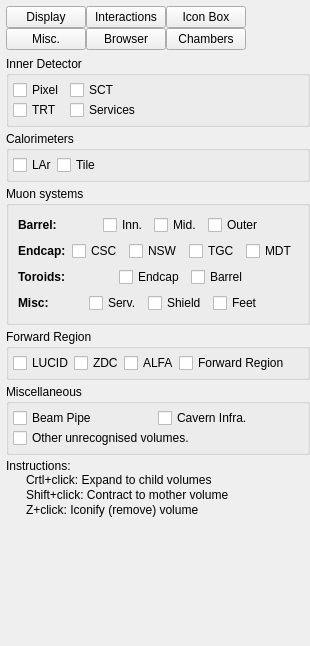
Above: graphics/VP1/VP1Systems/VP1GeometrySystems/src/geometrysystemcontroller.ui from rolandjansky/athena before the change. Below: the same form after it.
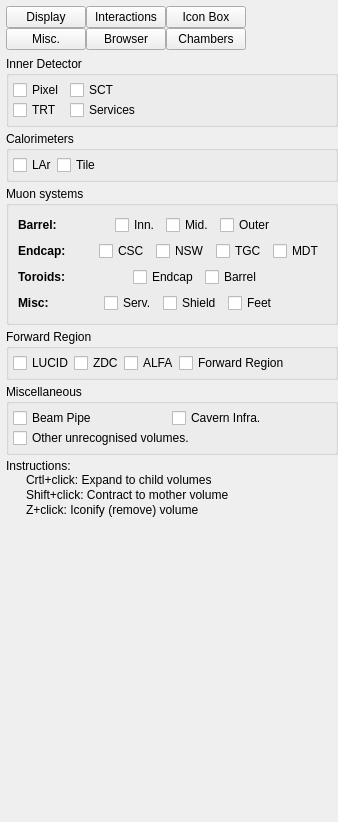
That is the form after the change.

What changed in the file:
```diff
--- a/graphics/VP1/VP1Systems/VP1GeometrySystems/src/geometrysystemcontroller.ui
+++ b/graphics/VP1/VP1Systems/VP1GeometrySystems/src/geometrysystemcontroller.ui
@@ -6,8 +6,8 @@
    <rect>
     <x>0</x>
     <y>0</y>
-    <width>287</width>
-    <height>646</height>
+    <width>338</width>
+    <height>822</height>
    </rect>
   </property>
   <property name="sizePolicy">
@@ -538,7 +538,7 @@
         </widget>
        </item>
        <item>
-        <widget class="QGroupBox" name="groupBox_misc">
+        <widget class="QGroupBox" name="groupBox_fwd">
          <property name="title">
           <string>Forward Region</string>
          </property>
@@ -602,11 +602,20 @@
          <property name="title">
           <string>Miscellaneous</string>
          </property>
-         <layout class="QVBoxLayout" name="_12">
+         <layout class="QVBoxLayout" name="_12_2">
           <property name="spacing">
            <number>0</number>
           </property>
-          <property name="margin">
+          <property name="leftMargin">
+           <number>4</number>
+          </property>
+          <property name="topMargin">
+           <number>4</number>
+          </property>
+          <property name="rightMargin">
+           <number>4</number>
+          </property>
+          <property name="bottomMargin">
            <number>4</number>
           </property>
           <item>
```
Left out of the diff: 59 changed lines with no effect on the pictures.
